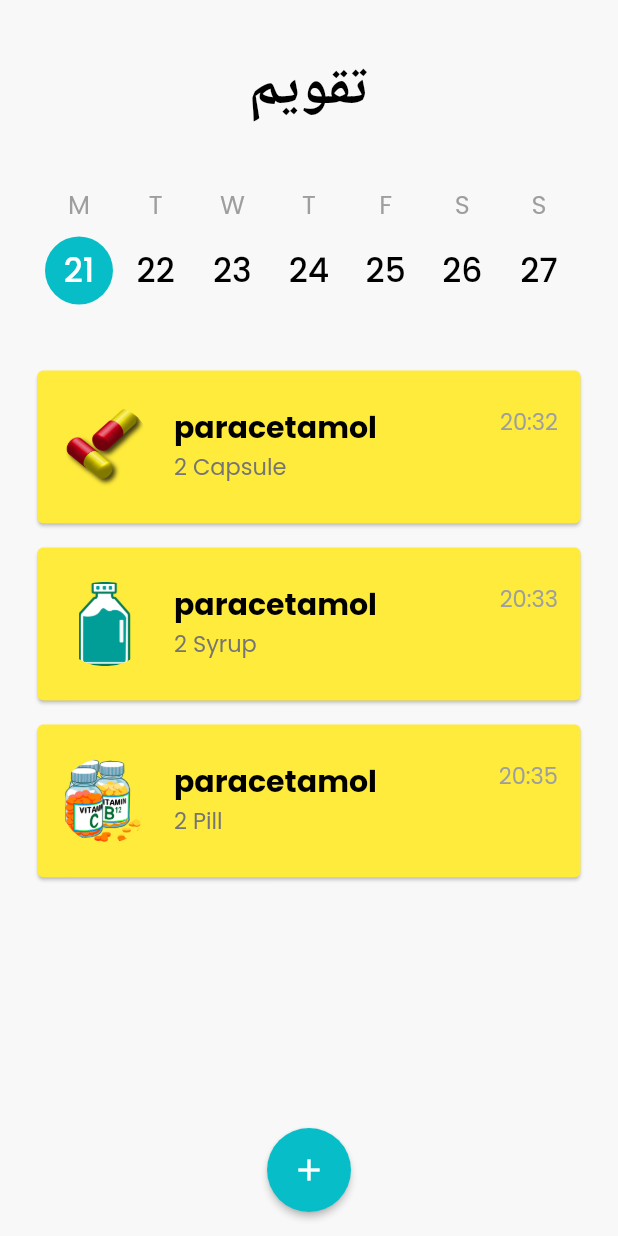
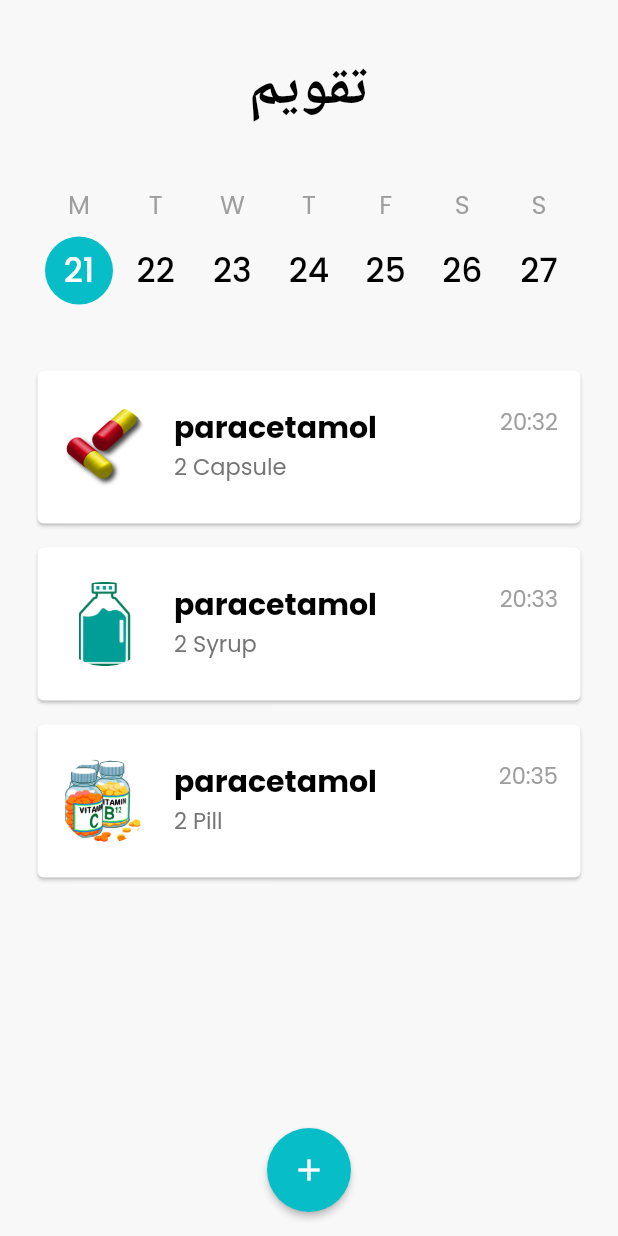
Before and after one commit to NilabDarwisheyan/gors_alart, a Flutter app: the screen it shows after launch, on a phone screen of 412 x 824 dp. Run offline on Flutter 3.47's test engine with Material 2 defaults, Android fonts, the phone set to English and light mode, and no system bars; our stand-ins replace auto_size_text, flutter_local_notifications.

Commit message:
revert color

```diff
--- a/lib/screens/home/medicine_card.dart
+++ b/lib/screens/home/medicine_card.dart
@@ -16,7 +16,7 @@ class MedicineCard extends StatelessWidget {
     return Card(
         elevation: 1,
         margin: EdgeInsets.symmetric(vertical: 8.0),
-        color: Colors.yellow,
+        color: Colors.white,
         child: ListTile(
             onLongPress: () =>
                 _showDeleteDialog(context, medicine),
```
